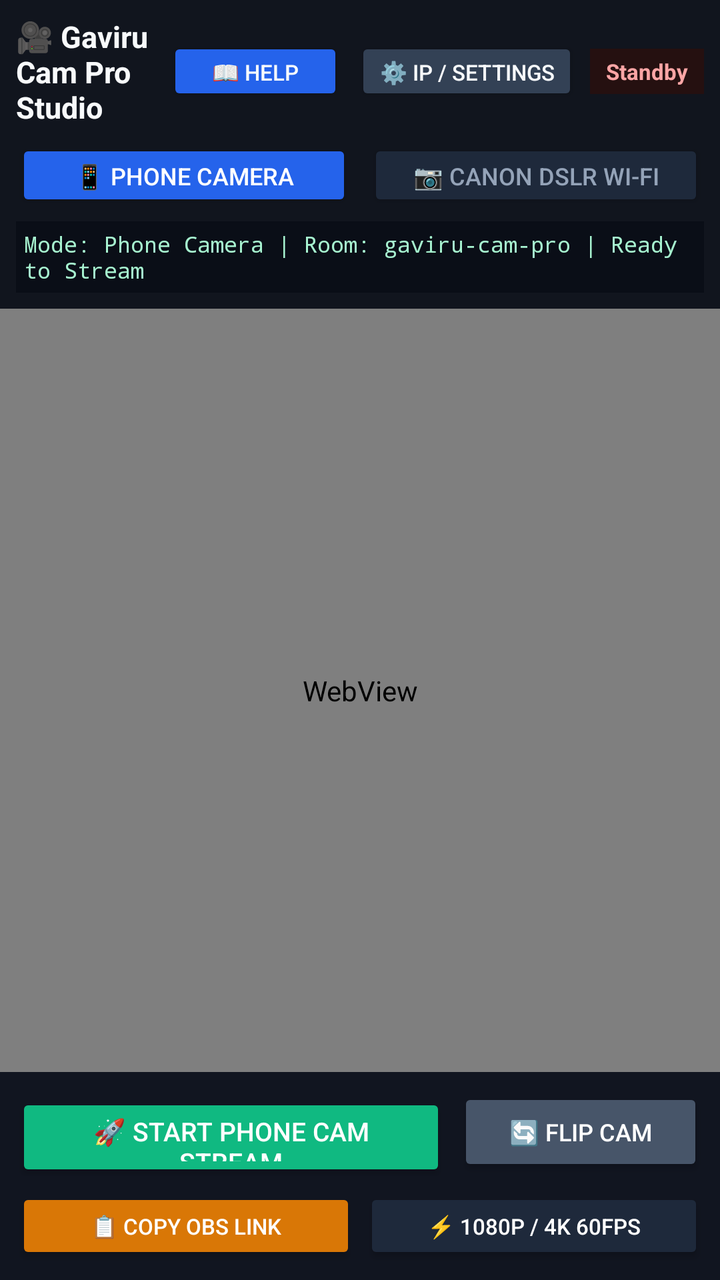
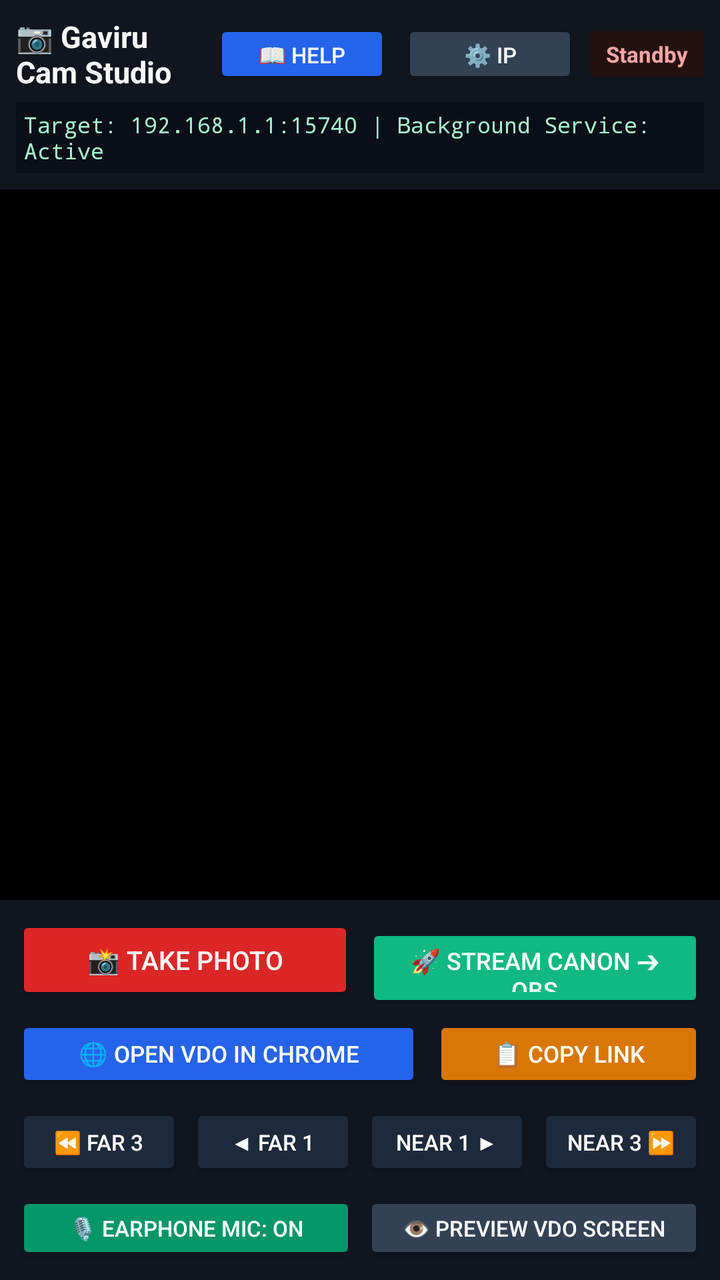

The first picture is an Android layout as it rendered before a commit; the second is the same layout after the commit. The layout source and the unified diff follow.
<!-- AndroidManifest.xml: application theme Theme.GaviruCamStudio -->
<!-- res/layout/activity_main.xml -->
<?xml version="1.0" encoding="utf-8"?>
<RelativeLayout xmlns:android="http://schemas.android.com/apk/res/android"
    android:layout_width="match_parent"
    android:layout_height="match_parent"
    android:background="#080A0F">

    
    <LinearLayout
        android:id="@+id/topBar"
        android:layout_width="match_parent"
        android:layout_height="wrap_content"
        android:orientation="vertical"
        android:background="#11151E"
        android:padding="8dp">

        <LinearLayout
            android:layout_width="match_parent"
            android:layout_height="wrap_content"
            android:orientation="horizontal"
            android:gravity="center_vertical">

            <TextView
                android:layout_width="0dp"
                android:layout_height="wrap_content"
                android:layout_weight="1"
                android:text="🎥 Gaviru Cam Pro Studio"
                android:textColor="#F8FAFC"
                android:textSize="15sp"
                android:textStyle="bold" />

            <Button
                android:id="@+id/btnGuide"
                android:layout_width="wrap_content"
                android:layout_height="34dp"
                android:text="📖 Help"
                android:textSize="11sp"
                android:textColor="#F8FAFC"
                android:backgroundTint="#2563EB"
                android:layout_marginEnd="6dp" />

            <Button
                android:id="@+id/btnSettings"
                android:layout_width="wrap_content"
                android:layout_height="34dp"
                android:text="⚙️ IP / Settings"
                android:textSize="11sp"
                android:textColor="#F8FAFC"
                android:backgroundTint="#334155"
                android:layout_marginEnd="6dp" />

            <TextView
                android:id="@+id/txtStatusBadge"
                android:layout_width="wrap_content"
                android:layout_height="wrap_content"
                android:background="#251010"
                android:textColor="#FCA5A5"
                android:text="Standby"
                android:textSize="11sp"
                android:textStyle="bold"
                android:paddingLeft="8dp"
                android:paddingRight="8dp"
                android:paddingTop="4dp"
                android:paddingBottom="4dp" />

        </LinearLayout>

        
        <LinearLayout
            android:id="@+id/modeSelector"
            android:layout_width="match_parent"
            android:layout_height="wrap_content"
            android:orientation="horizontal"
            android:layout_marginTop="6dp">

            <Button
                android:id="@+id/btnModePhone"
                android:layout_width="0dp"
                android:layout_height="36dp"
                android:layout_weight="1"
                android:text="📱 Phone Camera"
                android:textSize="12sp"
                android:textColor="#FFFFFF"
                android:backgroundTint="#2563EB"
                android:layout_marginEnd="4dp" />

            <Button
                android:id="@+id/btnModeCanon"
                android:layout_width="0dp"
                android:layout_height="36dp"
                android:layout_weight="1"
                android:text="📷 Canon DSLR Wi-Fi"
                android:textSize="12sp"
                android:textColor="#94A3B8"
                android:backgroundTint="#1E293B"
                android:layout_marginStart="4dp" />

        </LinearLayout>

        <TextView
            android:id="@+id/txtDiagInfo"
            android:layout_width="match_parent"
            android:layout_height="wrap_content"
            android:text="Mode: Phone Camera | Room: gaviru-cam-pro | Ready to Stream"
            android:textColor="#A7F3D0"
            android:textSize="11sp"
            android:fontFamily="monospace"
            android:maxLines="3"
            android:ellipsize="start"
            android:background="#0A0E17"
            android:padding="4dp"
            android:layout_marginTop="5dp" />

    </LinearLayout>

    
    <FrameLayout
        android:id="@+id/viewportFrame"
        android:layout_width="match_parent"
        android:layout_height="match_parent"
        android:layout_below="@id/topBar"
        android:layout_above="@+id/bottomControls"
        android:background="#000000">

        
        <WebView
            android:id="@+id/vdoWebView"
            android:layout_width="match_parent"
            android:layout_height="match_parent"
            android:visibility="visible" />

        
        <ImageView
            android:id="@+id/imgLiveView"
            android:layout_width="match_parent"
            android:layout_height="match_parent"
            android:scaleType="fitCenter"
            android:background="#000000"
            android:visibility="gone" />

        
        <View
            android:id="@+id/focusBox"
            android:layout_width="60dp"
            android:layout_height="60dp"
            android:background="@drawable/focus_rect"
            android:visibility="gone" />

        
        <LinearLayout
            android:id="@+id/waitingOverlay"
            android:layout_width="wrap_content"
            android:layout_height="wrap_content"
            android:layout_gravity="center"
            android:orientation="vertical"
            android:gravity="center"
            android:visibility="gone">

            <ProgressBar
                android:layout_width="38dp"
                android:layout_height="38dp"
                android:indeterminate="true" />

            <TextView
                android:id="@+id/txtWaitingMessage"
                android:layout_width="wrap_content"
                android:layout_height="wrap_content"
                android:text="📷 Canon කැමරාවට connect වෙමින් පවතී...\n\nකැමරාවේ Wi-Fi Menu එකෙන් 'Remote control (EOS Utility)' 💻 තෝරන්න.\nCamera Mode Dial එක M / P වලට දමා තබන්න."
                android:textColor="#CBD5E1"
                android:textSize="13sp"
                android:gravity="center"
                android:layout_marginTop="12dp"
                android:paddingStart="16dp"
                android:paddingEnd="16dp" />

        </LinearLayout>

    </FrameLayout>

    
    <LinearLayout
        android:id="@+id/bottomControls"
        android:layout_width="match_parent"
        android:layout_height="wrap_content"
        android:layout_alignParentBottom="true"
        android:orientation="vertical"
        android:background="#111520"
        android:padding="8dp">

        
        <LinearLayout
            android:id="@+id/phoneControls"
            android:layout_width="match_parent"
            android:layout_height="wrap_content"
            android:orientation="vertical"
            android:visibility="visible">

            <LinearLayout
                android:layout_width="match_parent"
                android:layout_height="wrap_content"
                android:orientation="horizontal"
                android:layout_marginBottom="6dp">

                <Button
                    android:id="@+id/btnStreamPhoneObs"
                    android:layout_width="0dp"
                    android:layout_height="44dp"
                    android:layout_weight="1.4"
                    android:text="🚀 Start Phone Cam Stream"
                    android:textSize="13sp"
                    android:textColor="#FFFFFF"
                    android:backgroundTint="#10B981"
                    android:layout_marginEnd="6dp" />

                <Button
                    android:id="@+id/btnFlipPhoneCam"
                    android:layout_width="0dp"
                    android:layout_height="44dp"
                    android:layout_weight="0.8"
                    android:text="🔄 Flip Cam"
                    android:textSize="12sp"
                    android:textColor="#FFFFFF"
                    android:backgroundTint="#475569" />

            </LinearLayout>

            <LinearLayout
                android:layout_width="match_parent"
                android:layout_height="wrap_content"
                android:orientation="horizontal">

                <Button
                    android:id="@+id/btnCopyPhoneObsLink"
                    android:layout_width="0dp"
                    android:layout_height="38dp"
                    android:layout_weight="1"
                    android:text="📋 Copy OBS Link"
                    android:textSize="11sp"
                    android:textColor="#FFFFFF"
                    android:backgroundTint="#D97706"
                    android:layout_marginEnd="4dp" />

                <Button
                    android:id="@+id/btnPhoneQuality"
                    android:layout_width="0dp"
                    android:layout_height="38dp"
                    android:layout_weight="1"
                    android:text="⚡ 1080p / 4K 60FPS"
                    android:textSize="11sp"
                    android:textColor="#FFFFFF"
                    android:backgroundTint="#1E293B" />

            </LinearLayout>

        </LinearLayout>

        
        <LinearLayout
            android:id="@+id/canonControls"
            android:layout_width="match_parent"
            android:layout_height="wrap_content"
            android:orientation="vertical"
            android:visibility="gone">

            
            <LinearLayout
                android:layout_width="match_parent"
                android:layout_height="wrap_content"
                android:orientation="horizontal"
                android:layout_marginBottom="6dp">

                <Button
                    android:id="@+id/btnShutter"
                    android:layout_width="0dp"
                    android:layout_height="44dp"
                    android:layout_weight="1"
                    android:text="📸 Take Photo (Shutter)"
                    android:textSize="13sp"
                    android:textColor="#FFFFFF"
                    android:backgroundTint="#DC2626"
                    android:layout_marginEnd="6dp" />

                <Button
                    android:id="@+id/btnStreamObs"
                    android:layout_width="0dp"
                    android:layout_height="44dp"
                    android:layout_weight="1"
                    android:text="🚀 Stream Canon ➔ OBS"
                    android:textSize="12sp"
                    android:textColor="#FFFFFF"
                    android:backgroundTint="#10B981" />

            </LinearLayout>

            
            <LinearLayout
                android:layout_width="match_parent"
                android:layout_height="wrap_content"
                android:orientation="horizontal"
                android:layout_marginBottom="6dp">

                <Button
                    android:id="@+id/btnToggleVdoView"
                    android:layout_width="0dp"
                    android:layout_height="38dp"
                    android:layout_weight="1"
                    android:text="🌐 Show VDO.Ninja Screen"
                    android:textSize="11.5sp"
                    android:textColor="#FFFFFF"
                    android:backgroundTint="#2563EB"
                    android:layout_marginEnd="6dp" />

                <Button
                    android:id="@+id/btnCopyCanonObsLink"
                    android:layout_width="0dp"
                    android:layout_height="38dp"
                    android:layout_weight="1"
                    android:text="📋 Copy OBS Links"
                    android:textSize="11.5sp"
                    android:textColor="#FFFFFF"
                    android:backgroundTint="#D97706" />

            </LinearLayout>

            
            <Button
                android:id="@+id/btnAudioToggle"
                android:layout_width="match_parent"
                android:layout_height="40dp"
                android:text="🔇 Audio OFF  (PC Mic → Earphone)"
                android:textSize="12sp"
                android:textColor="#FFFFFF"
                android:backgroundTint="#374151"
                android:layout_marginBottom="6dp" />

            
            <LinearLayout
                android:layout_width="match_parent"
                android:layout_height="wrap_content"
                android:orientation="horizontal">

                <Button
                    android:id="@+id/btnFar3"
                    android:layout_width="0dp"
                    android:layout_height="38dp"
                    android:layout_weight="1"
                    android:text="⏪ Far 3"
                    android:textSize="11sp"
                    android:textColor="#FFFFFF"
                    android:backgroundTint="#1E293B"
                    android:layout_marginEnd="4dp" />

                <Button
                    android:id="@+id/btnFar1"
                    android:layout_width="0dp"
                    android:layout_height="38dp"
                    android:layout_weight="1"
                    android:text="◀ Far 1"
                    android:textSize="11sp"
                    android:textColor="#FFFFFF"
                    android:backgroundTint="#1E293B"
                    android:layout_marginEnd="4dp" />

                <Button
                    android:id="@+id/btnNear1"
                    android:layout_width="0dp"
                    android:layout_height="38dp"
                    android:layout_weight="1"
                    android:text="Near 1 ▶"
                    android:textSize="11sp"
                    android:textColor="#FFFFFF"
                    android:backgroundTint="#1E293B"
                    android:layout_marginEnd="4dp" />

                <Button
                    android:id="@+id/btnNear3"
                    android:layout_width="0dp"
                    android:layout_height="38dp"
                    android:layout_weight="1"
                    android:text="Near 3 ⏩"
                    android:textSize="11sp"
                    android:textColor="#FFFFFF"
                    android:backgroundTint="#1E293B" />

            </LinearLayout>

        </LinearLayout>

    </LinearLayout>

</RelativeLayout>
<!-- resources referenced by this layout -->
<resources>
  <!-- drawable focus_rect (drawable) -->
  <?xml version="1.0" encoding="utf-8"?>
  <shape xmlns:android="http://schemas.android.com/apk/res/android"
      android:shape="rectangle">
      <stroke android:width="2dp" android:color="#10B981" />
      <solid android:color="#00000000" />
      <corners android:radius="6dp" />
  </shape>
  <style name="Theme.GaviruCamStudio" parent="Theme.MaterialComponents.DayNight.NoActionBar">
          <item name="colorPrimary">@color/primary</item>
          <item name="colorPrimaryVariant">@color/primary_dark</item>
          <item name="colorOnPrimary">@color/text_white</item>
          <item name="colorSecondary">@color/accent</item>
          <item name="android:statusBarColor">@color/bg_dark</item>
          <item name="android:navigationBarColor">@color/bg_dark</item>
      </style>
  <color name="primary">#EF4444</color>
  <color name="primary_dark">#B91C1C</color>
  <color name="text_white">#F8FAFC</color>
  <color name="accent">#F59E0B</color>
  <color name="bg_dark">#080A0F</color>
</resources>

<!-- the commit's change to res/layout/activity_main.xml (unified diff, before → after) -->
@@ -23,7 +23,7 @@
                 android:layout_width="0dp"
                 android:layout_height="wrap_content"
                 android:layout_weight="1"
-                android:text="🎥 Gaviru Cam Pro Studio"
+                android:text="📷 Gaviru Cam Studio"
                 android:textColor="#F8FAFC"
                 android:textSize="15sp"
                 android:textStyle="bold" />
@@ -42,7 +42,7 @@
                 android:id="@+id/btnSettings"
                 android:layout_width="wrap_content"
                 android:layout_height="34dp"
-                android:text="⚙️ IP / Settings"
+                android:text="⚙️ IP"
                 android:textSize="11sp"
                 android:textColor="#F8FAFC"
                 android:backgroundTint="#334155"
@@ -64,47 +64,15 @@
 
         </LinearLayout>
 
-        
-        <LinearLayout
-            android:id="@+id/modeSelector"
-            android:layout_width="match_parent"
-            android:layout_height="wrap_content"
-            android:orientation="horizontal"
-            android:layout_marginTop="6dp">
-
-            <Button
-                android:id="@+id/btnModePhone"
-                android:layout_width="0dp"
-                android:layout_height="36dp"
-                android:layout_weight="1"
-                android:text="📱 Phone Camera"
-                android:textSize="12sp"
-                android:textColor="#FFFFFF"
-                android:backgroundTint="#2563EB"
-                android:layout_marginEnd="4dp" />
-
-            <Button
-                android:id="@+id/btnModeCanon"
-                android:layout_width="0dp"
-                android:layout_height="36dp"
-                android:layout_weight="1"
-                android:text="📷 Canon DSLR Wi-Fi"
-                android:textSize="12sp"
-                android:textColor="#94A3B8"
-                android:backgroundTint="#1E293B"
-                android:layout_marginStart="4dp" />
-
-        </LinearLayout>
-
         <TextView
             android:id="@+id/txtDiagInfo"
             android:layout_width="match_parent"
             android:layout_height="wrap_content"
-            android:text="Mode: Phone Camera | Room: gaviru-cam-pro | Ready to Stream"
+            android:text="Target: 192.168.1.1:15740 | Background Service: Active"
             android:textColor="#A7F3D0"
             android:textSize="11sp"
             android:fontFamily="monospace"
-            android:maxLines="3"
+            android:maxLines="2"
             android:ellipsize="start"
             android:background="#0A0E17"
             android:padding="4dp"
@@ -135,7 +103,7 @@
             android:layout_height="match_parent"
             android:scaleType="fitCenter"
             android:background="#000000"
-            android:visibility="gone" />
+            android:visibility="visible" />
 
         
         <View
@@ -164,7 +132,7 @@
                 android:id="@+id/txtWaitingMessage"
                 android:layout_width="wrap_content"
                 android:layout_height="wrap_content"
-                android:text="📷 Canon කැමරාවට connect වෙමින් පවතී...\n\nකැමරාවේ Wi-Fi Menu එකෙන් 'Remote control (EOS Utility)' 💻 තෝරන්න.\nCamera Mode Dial එක M / P වලට දමා තබන්න."
+                android:text="📷 Canon කැමරාවට connect වෙමින් පවතී...\n\nකැමරාවේ Wi-Fi Menu එකෙන් 'Remote control (EOS Utility)' 💻 තෝරන්න.\nCamera Mode Dial එක M / P මත තබන්න."
                 android:textColor="#CBD5E1"
                 android:textSize="13sp"
                 android:gravity="center"
@@ -188,200 +156,142 @@
 
         
         <LinearLayout
-            android:id="@+id/phoneControls"
-            android:layout_width="match_parent"
-            android:layout_height="wrap_content"
-            android:orientation="vertical"
-            android:visibility="visible">
-
-            <LinearLayout
-                android:layout_width="match_parent"
-                android:layout_height="wrap_content"
-                android:orientation="horizontal"
-                android:layout_marginBottom="6dp">
-
-                <Button
-                    android:id="@+id/btnStreamPhoneObs"
-                    android:layout_width="0dp"
-                    android:layout_height="44dp"
-                    android:layout_weight="1.4"
-                    android:text="🚀 Start Phone Cam Stream"
-                    android:textSize="13sp"
-                    android:textColor="#FFFFFF"
-                    android:backgroundTint="#10B981"
-                    android:layout_marginEnd="6dp" />
-
-                <Button
-                    android:id="@+id/btnFlipPhoneCam"
-                    android:layout_width="0dp"
-                    android:layout_height="44dp"
-                    android:layout_weight="0.8"
-                    android:text="🔄 Flip Cam"
-                    android:textSize="12sp"
-                    android:textColor="#FFFFFF"
-                    android:backgroundTint="#475569" />
-
-            </LinearLayout>
-
-            <LinearLayout
-                android:layout_width="match_parent"
-                android:layout_height="wrap_content"
-                android:orientation="horizontal">
-
-                <Button
-                    android:id="@+id/btnCopyPhoneObsLink"
-                    android:layout_width="0dp"
-                    android:layout_height="38dp"
-                    android:layout_weight="1"
-                    android:text="📋 Copy OBS Link"
-                    android:textSize="11sp"
-                    android:textColor="#FFFFFF"
-                    android:backgroundTint="#D97706"
-                    android:layout_marginEnd="4dp" />
-
-                <Button
-                    android:id="@+id/btnPhoneQuality"
-                    android:layout_width="0dp"
-                    android:layout_height="38dp"
-                    android:layout_weight="1"
-                    android:text="⚡ 1080p / 4K 60FPS"
-                    android:textSize="11sp"
-                    android:textColor="#FFFFFF"
-                    android:backgroundTint="#1E293B" />
-
-            </LinearLayout>
-
-        </LinearLayout>
-
-        
-        <LinearLayout
-            android:id="@+id/canonControls"
-            android:layout_width="match_parent"
-            android:layout_height="wrap_content"
-            android:orientation="vertical"
-            android:visibility="gone">
-
-            
-            <LinearLayout
-                android:layout_width="match_parent"
-                android:layout_height="wrap_content"
-                android:orientation="horizontal"
-                android:layout_marginBottom="6dp">
-
-                <Button
-                    android:id="@+id/btnShutter"
-                    android:layout_width="0dp"
-                    android:layout_height="44dp"
-                    android:layout_weight="1"
-                    android:text="📸 Take Photo (Shutter)"
-                    android:textSize="13sp"
-                    android:textColor="#FFFFFF"
-                    android:backgroundTint="#DC2626"
-                    android:layout_marginEnd="6dp" />
-
-                <Button
-                    android:id="@+id/btnStreamObs"
-                    android:layout_width="0dp"
-                    android:layout_height="44dp"
-                    android:layout_weight="1"
-                    android:text="🚀 Stream Canon ➔ OBS"
-                    android:textSize="12sp"
-                    android:textColor="#FFFFFF"
-                    android:backgroundTint="#10B981" />
-
-            </LinearLayout>
-
-            
-            <LinearLayout
-                android:layout_width="match_parent"
-                android:layout_height="wrap_content"
-                android:orientation="horizontal"
-                android:layout_marginBottom="6dp">
-
-                <Button
-                    android:id="@+id/btnToggleVdoView"
-                    android:layout_width="0dp"
-                    android:layout_height="38dp"
-                    android:layout_weight="1"
-                    android:text="🌐 Show VDO.Ninja Screen"
-                    android:textSize="11.5sp"
-                    android:textColor="#FFFFFF"
-                    android:backgroundTint="#2563EB"
-                    android:layout_marginEnd="6dp" />
-
-                <Button
-                    android:id="@+id/btnCopyCanonObsLink"
-                    android:layout_width="0dp"
-                    android:layout_height="38dp"
-                    android:layout_weight="1"
-                    android:text="📋 Copy OBS Links"
-                    android:textSize="11.5sp"
-                    android:textColor="#FFFFFF"
-                    android:backgroundTint="#D97706" />
-
-            </LinearLayout>
-
-            
+            android:layout_width="match_parent"
+            android:layout_height="wrap_content"
+            android:orientation="horizontal"
+            android:layout_marginBottom="6dp">
+
+            <Button
+                android:id="@+id/btnShutter"
+                android:layout_width="0dp"
+                android:layout_height="44dp"
+                android:layout_weight="1"
+                android:text="📸 Take Photo"
+                android:textSize="13sp"
+                android:textColor="#FFFFFF"
+                android:backgroundTint="#DC2626"
+                android:layout_marginEnd="6dp" />
+
+            <Button
+                android:id="@+id/btnStreamObs"
+                android:layout_width="0dp"
+                android:layout_height="44dp"
+                android:layout_weight="1"
+                android:text="🚀 Stream Canon ➔ OBS"
+                android:textSize="12sp"
+                android:textColor="#FFFFFF"
+                android:backgroundTint="#10B981" />
+
+        </LinearLayout>
+
+        
+        <LinearLayout
+            android:layout_width="match_parent"
+            android:layout_height="wrap_content"
+            android:orientation="horizontal"
+            android:layout_marginBottom="6dp">
+
+            <Button
+                android:id="@+id/btnOpenChrome"
+                android:layout_width="0dp"
+                android:layout_height="38dp"
+                android:layout_weight="1.2"
+                android:text="🌐 Open VDO in Chrome"
+                android:textSize="11.5sp"
+                android:textColor="#FFFFFF"
+                android:backgroundTint="#2563EB"
+                android:layout_marginEnd="6dp" />
+
+            <Button
+                android:id="@+id/btnCopyCanonObsLink"
+                android:layout_width="0dp"
+                android:layout_height="38dp"
+                android:layout_weight="0.8"
+                android:text="📋 Copy Link"
+                android:textSize="11.5sp"
+                android:textColor="#FFFFFF"
+                android:backgroundTint="#D97706" />
+
+        </LinearLayout>
+
+        
+        <LinearLayout
+            android:layout_width="match_parent"
+            android:layout_height="wrap_content"
+            android:orientation="horizontal"
+            android:layout_marginBottom="6dp">
+
+            <Button
+                android:id="@+id/btnFar3"
+                android:layout_width="0dp"
+                android:layout_height="38dp"
+                android:layout_weight="1"
+                android:text="⏪ Far 3"
+                android:textSize="11sp"
+                android:textColor="#FFFFFF"
+                android:backgroundTint="#1E293B"
+                android:layout_marginEnd="4dp" />
+
+            <Button
+                android:id="@+id/btnFar1"
+                android:layout_width="0dp"
+                android:layout_height="38dp"
+                android:layout_weight="1"
+                android:text="◀ Far 1"
+                android:textSize="11sp"
+                android:textColor="#FFFFFF"
+                android:backgroundTint="#1E293B"
+                android:layout_marginEnd="4dp" />
+
+            <Button
+                android:id="@+id/btnNear1"
+                android:layout_width="0dp"
+                android:layout_height="38dp"
+                android:layout_weight="1"
+                android:text="Near 1 ▶"
+                android:textSize="11sp"
+                android:textColor="#FFFFFF"
+                android:backgroundTint="#1E293B"
+                android:layout_marginEnd="4dp" />
+
+            <Button
+                android:id="@+id/btnNear3"
+                android:layout_width="0dp"
+                android:layout_height="38dp"
+                android:layout_weight="1"
+                android:text="Near 3 ⏩"
+                android:textSize="11sp"
+                android:textColor="#FFFFFF"
+                android:backgroundTint="#1E293B" />
+
+        </LinearLayout>
+
+        
+        <LinearLayout
+            android:layout_width="match_parent"
+            android:layout_height="wrap_content"
+            android:orientation="horizontal">
+
             <Button
                 android:id="@+id/btnAudioToggle"
-                android:layout_width="match_parent"
-                android:layout_height="40dp"
-                android:text="🔇 Audio OFF  (PC Mic → Earphone)"
-                android:textSize="12sp"
-                android:textColor="#FFFFFF"
-                android:backgroundTint="#374151"
-                android:layout_marginBottom="6dp" />
-
-            
-            <LinearLayout
-                android:layout_width="match_parent"
-                android:layout_height="wrap_content"
-                android:orientation="horizontal">
-
-                <Button
-                    android:id="@+id/btnFar3"
-                    android:layout_width="0dp"
-                    android:layout_height="38dp"
-                    android:layout_weight="1"
-                    android:text="⏪ Far 3"
-                    android:textSize="11sp"
-                    android:textColor="#FFFFFF"
-                    android:backgroundTint="#1E293B"
-                    android:layout_marginEnd="4dp" />
-
-                <Button
-                    android:id="@+id/btnFar1"
-                    android:layout_width="0dp"
-                    android:layout_height="38dp"
-                    android:layout_weight="1"
-                    android:text="◀ Far 1"
-                    android:textSize="11sp"
-                    android:textColor="#FFFFFF"
-                    android:backgroundTint="#1E293B"
-                    android:layout_marginEnd="4dp" />
-
-                <Button
-                    android:id="@+id/btnNear1"
-                    android:layout_width="0dp"
-                    android:layout_height="38dp"
-                    android:layout_weight="1"
-                    android:text="Near 1 ▶"
-                    android:textSize="11sp"
-                    android:textColor="#FFFFFF"
-                    android:backgroundTint="#1E293B"
-                    android:layout_marginEnd="4dp" />
-
-                <Button
-                    android:id="@+id/btnNear3"
-                    android:layout_width="0dp"
-                    android:layout_height="38dp"
-                    android:layout_weight="1"
-                    android:text="Near 3 ⏩"
-                    android:textSize="11sp"
-                    android:textColor="#FFFFFF"
-                    android:backgroundTint="#1E293B" />
-
-            </LinearLayout>
+                android:layout_width="0dp"
+                android:layout_height="36dp"
+                android:layout_weight="1"
+                android:text="🎙️ Earphone Mic: ON"
+                android:textSize="11sp"
+                android:textColor="#FFFFFF"
+                android:backgroundTint="#059669"
+                android:layout_marginEnd="4dp" />
+
+            <Button
+                android:id="@+id/btnToggleVdoView"
+                android:layout_width="0dp"
+                android:layout_height="36dp"
+                android:layout_weight="1"
+                android:text="👁️ Preview VDO Screen"
+                android:textSize="11sp"
+                android:textColor="#FFFFFF"
+                android:backgroundTint="#334155" />
 
         </LinearLayout>
 
